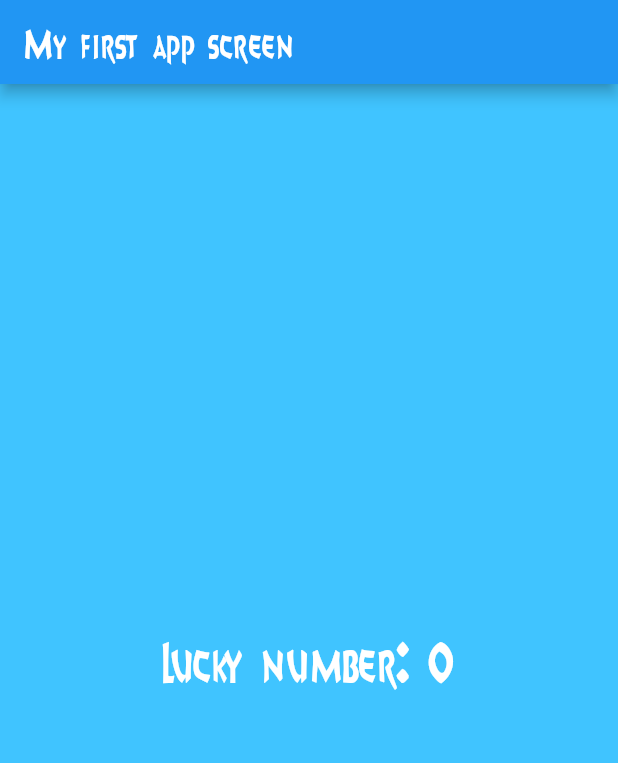
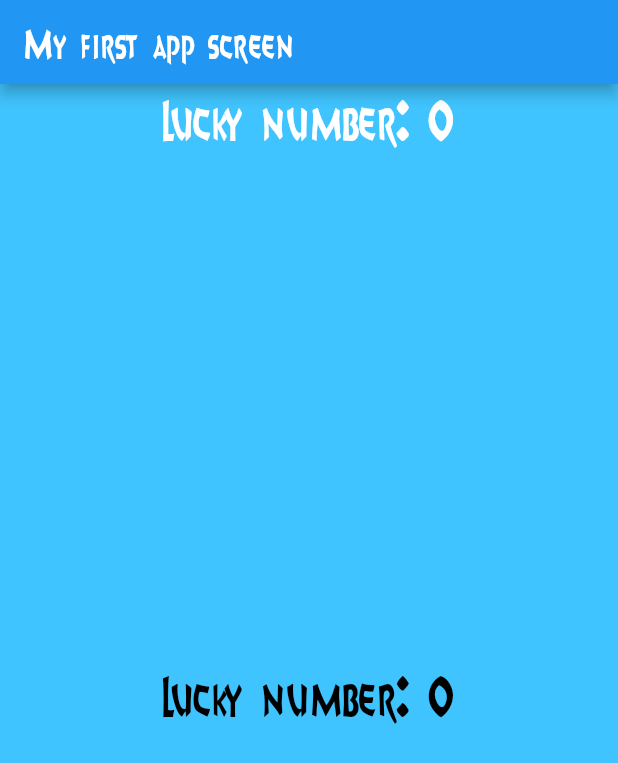
Before and after one commit to Pratiknarola/first_flutter, a Flutter app: the screen it shows after launch, on a phone screen of 412 x 824 dp. Shown: the top 763 px of the screen. Run offline on Flutter 3.47's test engine with Material 2 defaults, Android fonts, the phone set to English and light mode, and no system bars.

```diff
--- a/lib/app_screens/first_screen.dart
+++ b/lib/app_screens/first_screen.dart
@@ -8,14 +8,31 @@ class FirstScreen extends StatelessWidget {
     return Material(
         color: Colors.lightBlueAccent,
         child: Center(
+          child: Column(
+            children: <Widget>[
+              Text(
+                generateLuckyNumber(),
+                textDirection: TextDirection.ltr,
+                style: TextStyle(
+                    color: Colors.white,
+                    fontSize: 34.0,
+                    fontFamily: '8BallScript'),
+              ),
+              Expanded(child:MaterialButton(
                 child: Text(
                   generateLuckyNumber(),
                   textDirection: TextDirection.ltr,
                   style: TextStyle(
-              color: Colors.white, fontSize: 34.0, fontFamily: '8BallScript'),
+                      color: Colors.black,
+                      fontSize: 34.0,
+                      fontFamily: '8BallScript'),
                 ),
+                onPressed: () => {},
+                textColor: Colors.white,
+              )
+              )],
           ),
-    );
+        ));
   }
 
   String generateLuckyNumber() {
```
Lines whose indentation alone changed are shown as unchanged.
